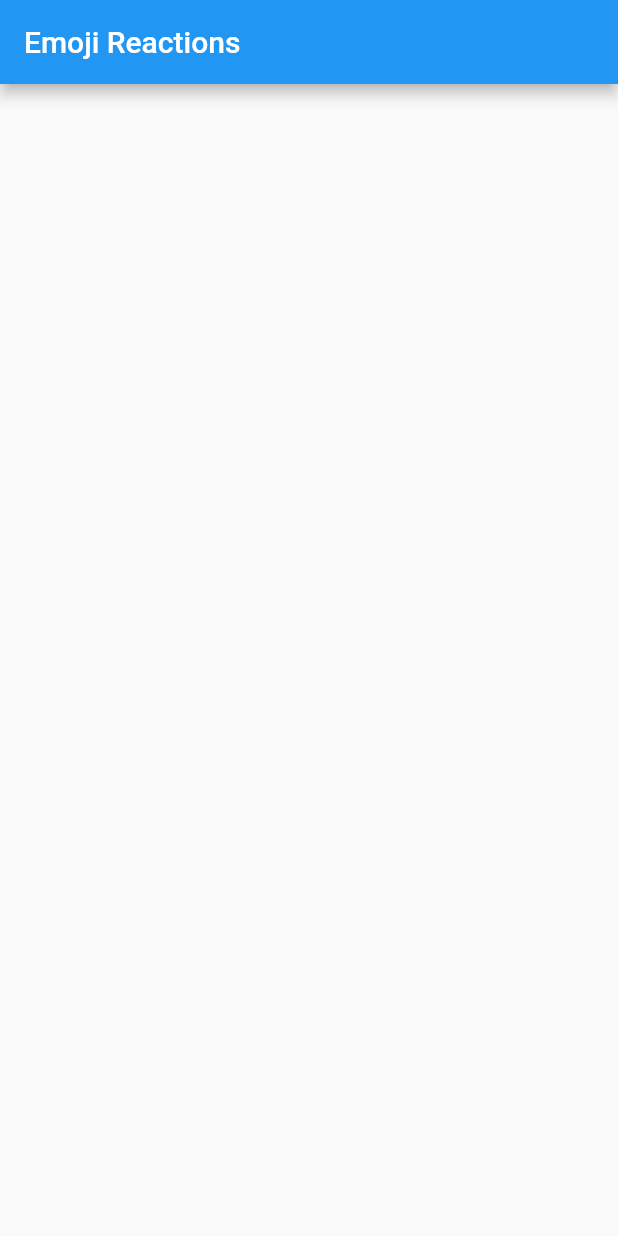
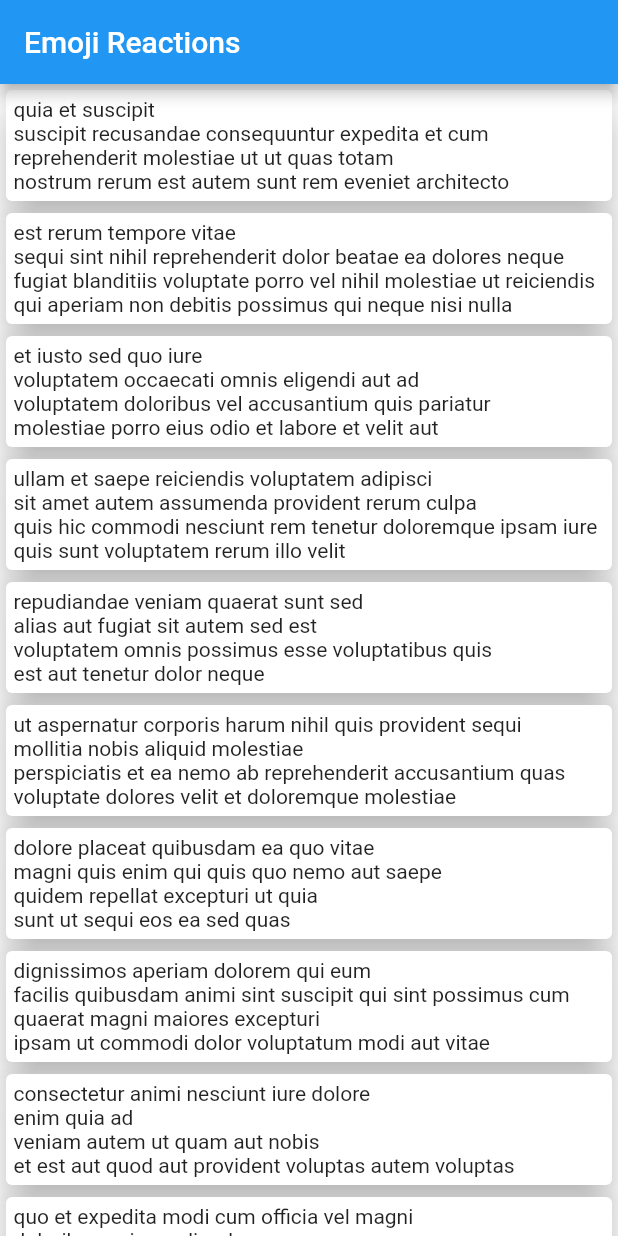
Before and after one commit to tanyapog/emoji_reactions, a Flutter app: the screen it shows after launch, on a phone screen of 412 x 824 dp. Run offline on Flutter 3.47's test engine with Material 2 defaults, Android fonts, the phone set to English and light mode, and no system bars; our stand-ins replace sqflite; accounts and stored records are empty.

Commit message:
- База данных SQLite с таблицами Twit и Reaction (при инициализации заполняется твитами, хранящимися в константе); - Класс для работы с таблицей Twit TwitDao; - Вывод списка твитов на экран.

```diff
--- /dev/null
+++ b/lib/infrastructure/twit_dao.dart
@@ -0,0 +1,24 @@
+import 'package:emoji_reactions/infrastructure/database_helper.dart';
+import 'package:emoji_reactions/model/twit.dart';
+import 'package:sqflite/sqflite.dart';
+
+class TwitDao {
+
+  late Database db;
+  final twitTable = DatabaseHelper.twitTable;
+
+  // singleton
+  static final TwitDao _instance = TwitDao._internal();
+  TwitDao._internal();
+  factory TwitDao() => _instance;
+
+  Future<TwitDao> init() async {
+    db = await DatabaseHelper().db;
+    return TwitDao();
+  }
+
+  Future<List<Twit>> selectAll() async =>
+    await db.query('$twitTable').then((twitsData) =>
+      twitsData.map((twitData) =>
+        Twit.fromMap(twitData)).toList());
+}
--- a/lib/main.dart
+++ b/lib/main.dart
@@ -1,6 +1,11 @@
+import 'package:emoji_reactions/infrastructure/twit_dao.dart';
+import 'package:emoji_reactions/presentation/home_page.dart';
 import 'package:flutter/material.dart';
 
-void main() {
+void main() async {
+  WidgetsFlutterBinding.ensureInitialized();
+  await TwitDao().init();
+
   runApp(const MyApp());
 }
 
@@ -16,14 +21,3 @@ class MyApp extends StatelessWidget {
     );
   }
 }
-
-class HomePage extends StatelessWidget {
-  const HomePage({Key? key}) : super(key: key);
-
-  @override
-  Widget build(BuildContext context) {
-    return Scaffold(
-      appBar: AppBar(title: const Text('Emoji Reactions'),),
-    );
-  }
-}
--- /dev/null
+++ b/lib/model/twit.dart
@@ -0,0 +1,22 @@
+class Twit {
+  final int id;
+  final String body;
+
+  Twit({
+    required this.id,
+    required this.body
+  });
+
+  factory Twit.fromMap(Map<String, dynamic> map) => Twit(
+    id: map['id'],
+    body: map['body']
+  );
+
+  Map<String, dynamic> toMap() => {
+    'id' : id,
+    'body' : body,
+  };
+
+  @override
+  String toString() => 'Twit{id: $id, body: $body}';
+}
--- /dev/null
+++ b/lib/presentation/home_page.dart
@@ -0,0 +1,44 @@
+import 'package:emoji_reactions/infrastructure/twit_dao.dart';
+import 'package:emoji_reactions/model/twit.dart';
+import 'package:emoji_reactions/presentation/widgets/error_display.dart';
+import 'package:emoji_reactions/presentation/widgets/twits_overview.dart';
+import 'package:flutter/material.dart';
+
+class HomePage extends StatefulWidget {
+  const HomePage({Key? key}) : super(key: key);
+
+  @override
+  State<HomePage> createState() => _HomePageState();
+}
+
+class _HomePageState extends State<HomePage> {
+  late Future<List<Twit>> futureTwits;
+
+  @override
+  void initState() {
+    super.initState();
+    futureTwits = TwitDao().selectAll();
+  }
+
+  @override
+  Widget build(BuildContext context) {
+    return Scaffold(
+      appBar: AppBar(title: const Text('Emoji Reactions'),),
+      body: FutureBuilder<List<Twit>>(
+        future: futureTwits,
+        builder: (context, snapshot) {
+          if (snapshot.hasData) {
+            return TwitsOverview(twits: snapshot.data!,);
+          } else if (snapshot.hasError) {
+            return ErrorDisplay(
+              error: 'Failed to load twits',
+              details: '${snapshot.error}'
+            );
+          } else {
+            return const Center(child: CircularProgressIndicator());
+          }
+        }
+      ),
+    );
+  }
+}
--- /dev/null
+++ b/lib/presentation/widgets/twits_overview.dart
@@ -0,0 +1,21 @@
+import 'package:emoji_reactions/model/twit.dart';
+import 'package:flutter/material.dart';
+
+class TwitsOverview extends StatelessWidget {
+  final List<Twit> twits;
+  const TwitsOverview({Key? key, required this.twits}) : super(key: key);
+
+  @override
+  Widget build(BuildContext context) {
+    return ListView.builder(
+      itemCount: twits.length,
+      itemBuilder: (context, i) => Card(
+        elevation: 10,
+        child: Padding(
+          padding: const EdgeInsets.all(5.0),
+          child: Text(twits[i].body),
+        ),
+      ),
+    );
+  }
+}
--- /dev/null
+++ b/lib/twit_data.dart
@@ -0,0 +1,17 @@
+const twits = [
+  "quia et suscipit\nsuscipit recusandae consequuntur expedita et cum\nreprehenderit molestiae ut ut quas totam\nnostrum rerum est autem sunt rem eveniet architecto",
+  "est rerum tempore vitae\nsequi sint nihil reprehenderit dolor beatae ea dolores neque\nfugiat blanditiis voluptate porro vel nihil molestiae ut reiciendis\nqui aperiam non debitis possimus qui neque nisi nulla",
+  "et iusto sed quo iure\nvoluptatem occaecati omnis eligendi aut ad\nvoluptatem doloribus vel accusantium quis pariatur\nmolestiae porro eius odio et labore et velit aut",
+  "ullam et saepe reiciendis voluptatem adipisci\nsit amet autem assumenda provident rerum culpa\nquis hic commodi nesciunt rem tenetur doloremque ipsam iure\nquis sunt voluptatem rerum illo velit",
+  "repudiandae veniam quaerat sunt sed\nalias aut fugiat sit autem sed est\nvoluptatem omnis possimus esse voluptatibus quis\nest aut tenetur dolor neque",
+  "ut aspernatur corporis harum nihil quis provident sequi\nmollitia nobis aliquid molestiae\nperspiciatis et ea nemo ab reprehenderit accusantium quas\nvoluptate dolores velit et doloremque molestiae",
+  "dolore placeat quibusdam ea quo vitae\nmagni quis enim qui quis quo nemo aut saepe\nquidem repellat excepturi ut quia\nsunt ut sequi eos ea sed quas",
+  "dignissimos aperiam dolorem qui eum\nfacilis quibusdam animi sint suscipit qui sint possimus cum\nquaerat magni maiores excepturi\nipsam ut commodi dolor voluptatum modi aut vitae",
+  "consectetur animi nesciunt iure dolore\nenim quia ad\nveniam autem ut quam aut nobis\net est aut quod aut provident voluptas autem voluptas",
+  "quo et expedita modi cum officia vel magni\ndoloribus qui repudiandae\nvero nisi sit\nquos veniam quod sed accusamus veritatis error",
+  "delectus reiciendis molestiae occaecati non minima eveniet qui voluptatibus\naccusamus in eum beatae sit\nvel qui neque voluptates ut commodi qui incidunt\nut animi commodi",
+  "itaque id aut magnam\npraesentium quia et ea odit et ea voluptas et\nsapiente quia nihil amet occaecati quia id voluptatem\nincidunt ea est distinctio odio",
+  "aut dicta possimus sint mollitia voluptas commodi quo doloremque\niste corrupti reiciendis voluptatem eius rerum\nsit cumque quod eligendi laborum minima\nperferendis recusandae assumenda consectetur porro architecto ipsum ipsam",
+  "fuga et accusamus dolorum perferendis illo voluptas\nnon doloremque neque facere\nad qui dolorum molestiae beatae\nsed aut voluptas totam sit illum",
+  "reprehenderit quos placeat\nvelit minima officia dolores impedit repudiandae molestiae nam\nvoluptas recusandae quis delectus\nofficiis harum fugiat vitae",
+];
--- a/pubspec.yaml
+++ b/pubspec.yaml
@@ -11,6 +11,8 @@ environment:
 dependencies:
   flutter:
     sdk: flutter
+  path_provider: ^2.0.9
+  sqflite: ^2.0.2+1
 
 dev_dependencies:
   flutter_test:
```
Also changed, not shown: lib/infrastructure/database_helper.dart (added, +62 -0 lines), lib/model/reaction.dart (added, +20 -0 lines), lib/presentation/widgets/error_display.dart (added, +27 -0 lines), pubspec.lock.
